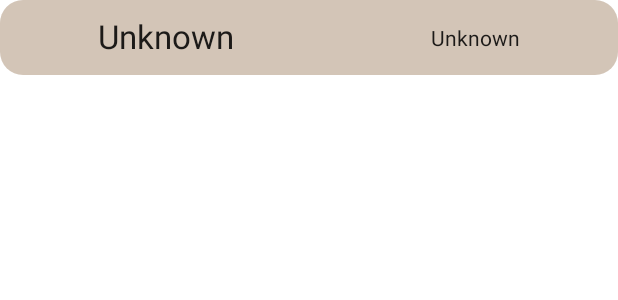
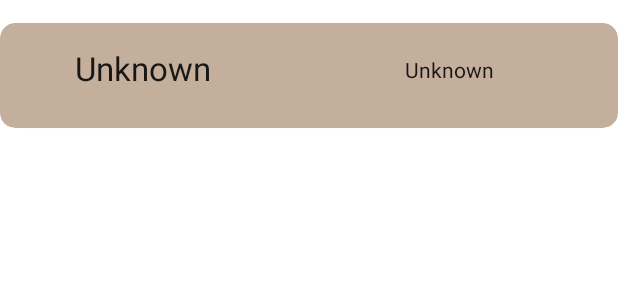
Before and after one commit to thomasliebgott/MiniProjectTongueCheck, an Android app: the layout item_recyclerviewtong.xml on its own in the app's theme, with its tools: preview values and no code run, on a phone screen of 412 x 824 dp. Shown: the top 300 px of the screen. Run offline under Robolectric (Android 15) with nearby library versions, the phone set to English and light mode, and no system bars.

Commit message:
15 avril 19h46

```diff
--- a/app/src/main/java/com/example/miniprojectliebgott/DailyCheck.java
+++ b/app/src/main/java/com/example/miniprojectliebgott/DailyCheck.java
@@ -20,18 +20,18 @@ public class DailyCheck extends AppCompatActivity {
     @Override
     protected void onCreate(Bundle savedInstanceState) {
         super.onCreate(savedInstanceState);
+
         setContentView(R.layout.activity_daily_check);
         recyclerView_Tongue = findViewById(R.id.recyclerView_Tongue);
         adapter = new DailyCheckAdapter();
-        recyclerView_Tongue.setAdapter(adapter);
+        recyclerView_Tongue.setAdapter(adapter); // va charger les dates du recycler view
 
         DataModel.getInstance().loadFromFile(DailyCheck.this); // allow us to load the data on the file
 
         //set appearance of the recycle view
         recyclerView_Tongue.setLayoutManager(new LinearLayoutManager(DailyCheck.this)
         );
-        RecyclerView.ItemDecoration decoration = new DividerItemDecoration(DailyCheck.this,DividerItemDecoration.VERTICAL);
-        recyclerView_Tongue.addItemDecoration(decoration);
+
         //indicate when we click to go on tongue mention
         adapter.setOnItemClickListener(new DailyCheckAdapter.ClickListener() {
             @Override
--- a/app/src/main/res/layout/activity_main.xml
+++ b/app/src/main/res/layout/activity_main.xml
@@ -11,13 +11,13 @@
         android:id="@+id/buttonDailyCheck"
         android:layout_width="212dp"
         android:layout_height="56dp"
-        android:layout_marginTop="40dp"
+        android:layout_marginTop="20dp"
         android:backgroundTint="@color/button_background_color"
         android:onClick="goToDailyCheck"
         android:text="@string/daily_check"
         android:textStyle="bold"
         app:layout_constraintEnd_toEndOf="@+id/buttonAnalyseYourTongue"
-        app:layout_constraintHorizontal_bias="1.0"
+        app:layout_constraintHorizontal_bias="0.0"
         app:layout_constraintStart_toStartOf="@+id/buttonAnalyseYourTongue"
         app:layout_constraintTop_toBottomOf="@+id/buttonAnalyseYourTongue" />
 
--- a/app/src/main/res/layout/item_recyclerviewtong.xml
+++ b/app/src/main/res/layout/item_recyclerviewtong.xml
@@ -1,25 +1,28 @@
 <?xml version="1.0" encoding="utf-8"?>
-<LinearLayout xmlns:android="http://schemas.android.com/apk/res/android"
+<androidx.cardview.widget.CardView xmlns:android="http://schemas.android.com/apk/res/android"
     android:layout_width="match_parent"
-    android:layout_height="50dp"
+    android:layout_height="70dp"
+    xmlns:app="http://schemas.android.com/apk/res-auto"
     android:orientation="horizontal"
-    android:background="@drawable/recyclerview_bg">
+    app:cardBackgroundColor="@color/recycler_Daily_Background"
+    app:cardCornerRadius="10dp"
+    android:layout_marginTop="15dp"
+    >
 
     <TextView
         android:id="@+id/textViewDate"
         android:layout_width="wrap_content"
         android:layout_height="wrap_content"
+        android:layout_marginStart="50dp"
+        android:layout_marginLeft="8dp"
+        android:layout_marginTop="15dp"
+        android:layout_marginEnd="8dp"
+        android:layout_marginRight="8dp"
         android:layout_weight="1"
         android:text="@android:string/unknownName"
         android:textAlignment="center"
-        android:textAppearance="@style/TextAppearance.AppCompat.Large"
-        android:layout_marginStart="8dp"
-        android:layout_marginEnd="8dp"
-        android:layout_marginRight="8dp"
-        android:layout_marginLeft="8dp"
-        android:layout_marginTop="9dp"
-        />
-
+        android:backgroundTint="@color/recycler_Daily_Background"
+        android:textAppearance="@style/TextAppearance.AppCompat.Large" />
 
     <TextView
         android:id="@+id/textViewTypeOfTongue"
@@ -28,11 +31,12 @@
         android:layout_weight="1"
         android:text="@android:string/unknownName"
         android:textAlignment="center"
-        android:layout_marginStart="8dp"
+        android:layout_marginStart="270dp"
         android:layout_marginEnd="8dp"
         android:layout_marginRight="8dp"
         android:layout_marginLeft="8dp"
-        android:layout_marginTop="7dp"
+        android:layout_marginTop="21dp"
+        android:backgroundTint="@color/recycler_Daily_Background"
         android:textAppearance="@style/TextAppearance.AppCompat.Body1" />
 
-</LinearLayout>
+</androidx.cardview.widget.CardView>
--- a/app/src/main/res/values/colors.xml
+++ b/app/src/main/res/values/colors.xml
@@ -10,8 +10,9 @@
     <color name="white">#FFFFFFFF</color>
     <color name="Main_Title_Color">#777070</color>
     <color name="Button_Text_Color">#777070</color>
-    <color name="recycler_Daily_Background">#b8c3af9c</color>
+    <color name="recycler_Daily_Background">#C3AF9C</color>
     <color name="button_background_color">#FF7E78</color>
     <color name="spinner_bg">#F5EDED</color>
 
+
 </resources>
```
